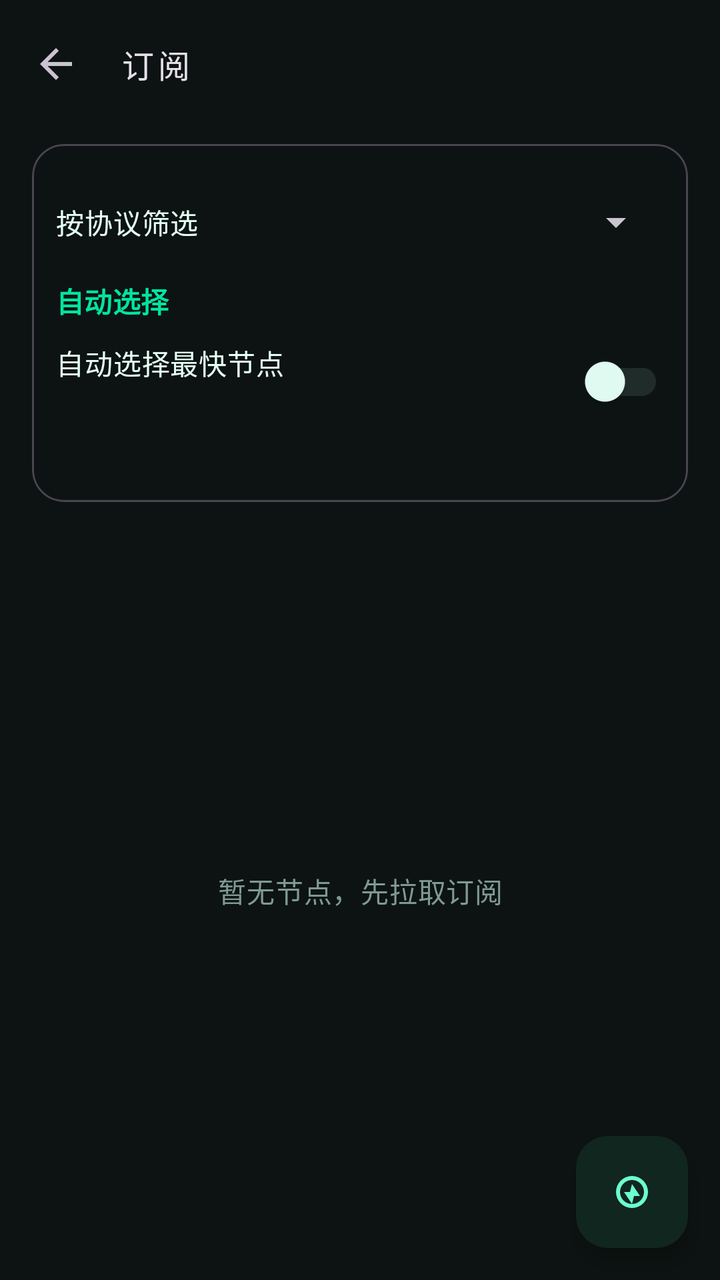
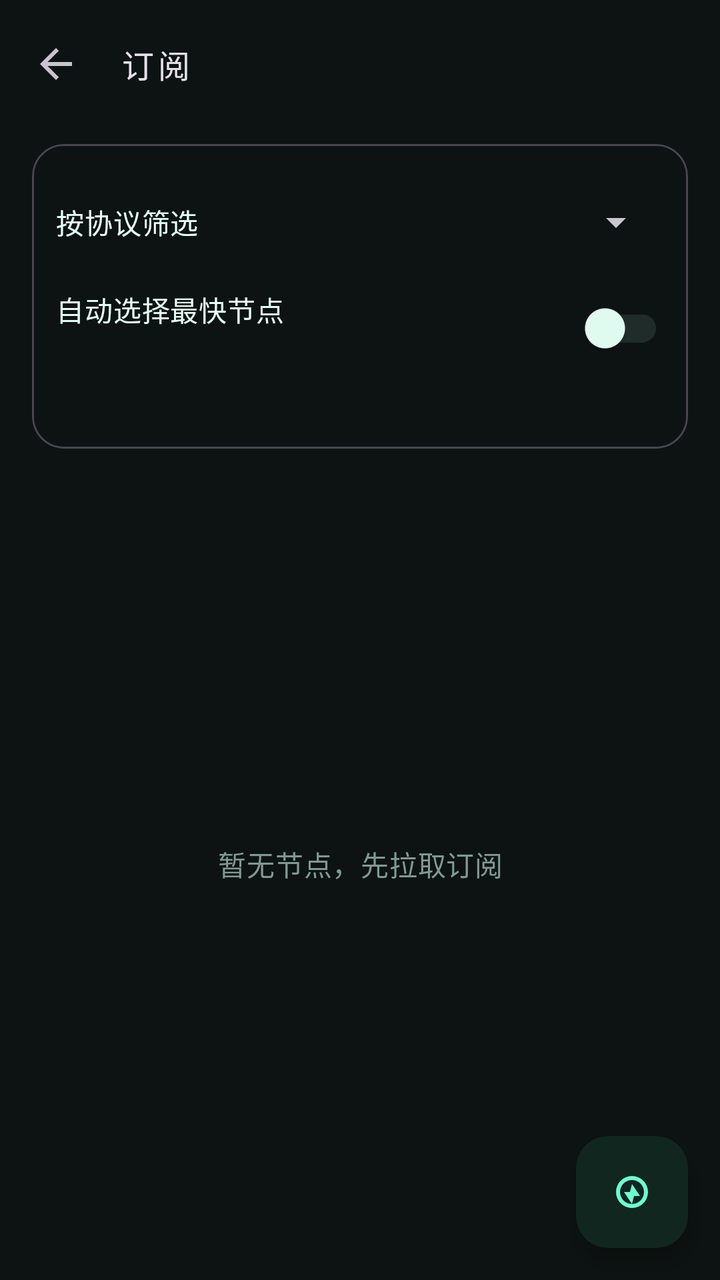

Before-and-after screenshots of an Android layout around one commit, followed by the original layout XML and the change that was made.
<!-- AndroidManifest.xml: application theme Theme.TunVPN -->
<!-- res/layout/activity_subscribe.xml -->
<?xml version="1.0" encoding="utf-8"?>
<LinearLayout xmlns:android="http://schemas.android.com/apk/res/android"
	xmlns:app="http://schemas.android.com/apk/res-auto"
	android:orientation="vertical"
	android:layout_width="match_parent"
	android:layout_height="match_parent"
	android:background="?attr/colorSurface">
	<com.google.android.material.appbar.MaterialToolbar
		android:id="@+id/toolbar"
		android:layout_width="match_parent"
		android:layout_height="?attr/actionBarSize"
		app:navigationIcon="?attr/homeAsUpIndicator"
		app:title="@string/subscribe"
		app:titleTextAppearance="@style/TextAppearance.TunVPN.Toolbar"/>
	<com.google.android.material.card.MaterialCardView
		style="@style/Widget.Material3.CardView.Outlined"
		android:layout_width="match_parent"
		android:layout_height="wrap_content"
		android:layout_marginLeft="16dp"
		android:layout_marginRight="16dp"
		android:layout_marginTop="8dp"
		app:cardCornerRadius="16dp">
		<LinearLayout
			android:orientation="vertical"
			android:layout_width="match_parent"
			android:layout_height="wrap_content"
			android:padding="12dp">
			
			<HorizontalScrollView
				android:layout_width="match_parent"
				android:layout_height="wrap_content"
				android:layout_marginTop="6dp"
				android:fillViewport="true"
				android:scrollbars="none">
				<com.google.android.material.chip.ChipGroup
					android:id="@+id/sub_country_chips"
					android:layout_width="wrap_content"
					android:layout_height="wrap_content"
					app:selectionRequired="true"
					app:singleLine="true"
					app:singleSelection="true"/>
			</HorizontalScrollView>
			<LinearLayout
				android:orientation="horizontal"
				android:layout_width="match_parent"
				android:layout_height="wrap_content"
				android:layout_marginTop="6dp"
				android:gravity="center_vertical">
				<TextView
					android:layout_width="wrap_content"
					android:layout_height="wrap_content"
					android:text="@string/sub_proto_filter_label"
					android:textAppearance="?attr/textAppearanceBodyMedium"
					android:textColor="?attr/colorOnSurface"/>
				<Spinner
					android:id="@+id/sub_proto_filter"
					android:layout_width="0dp"
					android:layout_height="wrap_content"
					android:layout_weight="1"
					android:layout_marginStart="10dp"
					android:minHeight="30dp"
					android:spinnerMode="dropdown"/>
			</LinearLayout>

			
			<TextView
				android:layout_width="match_parent"
				android:layout_height="wrap_content"
				android:layout_marginTop="14dp"
				android:text="@string/sub_section_auto"
				android:textAppearance="?attr/textAppearanceTitleSmall"
				android:textColor="?attr/colorPrimary"
				android:textStyle="bold"/>
			<LinearLayout
				android:orientation="horizontal"
				android:layout_width="match_parent"
				android:layout_height="wrap_content"
				android:layout_marginTop="6dp"
				android:gravity="center_vertical">
				<LinearLayout
					android:orientation="vertical"
					android:layout_width="0dp"
					android:layout_height="wrap_content"
					android:layout_weight="1">
					<TextView
						android:layout_width="match_parent"
						android:layout_height="wrap_content"
						android:text="@string/sub_auto"
						android:textAppearance="?attr/textAppearanceBodyMedium"
						android:textColor="?attr/colorOnSurface"/>
					<TextView
						android:id="@+id/sub_auto_hint"
						android:layout_width="match_parent"
						android:layout_height="wrap_content"
						android:paddingTop="2dp"
						android:textAppearance="?attr/textAppearanceBodySmall"
						android:textColor="?attr/colorPrimary"/>
					</LinearLayout>
				<com.google.android.material.switchmaterial.SwitchMaterial
					android:id="@+id/sub_auto"
					android:layout_width="wrap_content"
					android:layout_height="wrap_content"
					android:layout_marginStart="8dp"/>
			</LinearLayout>

			<TextView
				android:id="@+id/sub_stats"
				android:layout_width="match_parent"
				android:layout_height="wrap_content"
				android:layout_marginTop="8dp"
				android:textAppearance="?attr/textAppearanceBodySmall"
				android:textColor="?attr/colorOnSurfaceVariant"/>
			
			<ProgressBar
				android:id="@+id/sub_progress"
				style="?android:attr/progressBarStyleHorizontal"
				android:layout_width="match_parent"
				android:layout_height="6dp"
				android:layout_marginTop="6dp"
				android:max="100"
				android:progress="0"
				android:visibility="gone"/>
		</LinearLayout>
	</com.google.android.material.card.MaterialCardView>
	
	<FrameLayout
		android:layout_width="match_parent"
		android:layout_height="0dp"
		android:layout_weight="1">
		<ListView
			android:id="@+id/sub_list"
			android:layout_width="match_parent"
			android:layout_height="match_parent"
			android:clipToPadding="false"
			android:divider="@android:color/transparent"
			android:dividerHeight="10dp"
			android:paddingLeft="16dp"
			android:paddingRight="16dp"
			android:paddingTop="4dp"
			android:paddingBottom="88dp"
			android:scrollbarStyle="outsideOverlay"/>
		<TextView
			android:id="@+id/sub_empty"
			android:layout_width="match_parent"
			android:layout_height="wrap_content"
			android:layout_gravity="center"
			android:gravity="center"
			android:padding="24dp"
			android:text="@string/sub_empty"
			android:textAppearance="?attr/textAppearanceBodyMedium"
			android:textColor="?attr/colorOnSurfaceVariant"/>
		<com.google.android.material.floatingactionbutton.FloatingActionButton
			android:id="@+id/sub_test_all"
			android:layout_width="wrap_content"
			android:layout_height="wrap_content"
			android:layout_gravity="bottom|end"
			android:layout_margin="16dp"
			android:contentDescription="@string/sub_test_all"
			android:src="@drawable/ic_speed"/>
	</FrameLayout>
</LinearLayout>
<!-- resources referenced by this layout -->
<resources>
  <!-- drawable ic_speed (drawable) -->
  <vector xmlns:android="http://schemas.android.com/apk/res/android"
  	android:width="24dp"
  	android:height="24dp"
  	android:viewportWidth="24"
  	android:viewportHeight="24">
  	<path
  		android:fillColor="#000000"
  		android:pathData="M12,4a8,8 0 1,0 0,16 8,8 0 0,0 0,-16zM12,6a6,6 0 1,1 0,12 6,6 0 0,1 0,-12zM12,8l4,6h-3l-1,4 -4,-6h3l1,-4z"/>
  </vector>
  <string name="sub_auto">自动选择最快节点</string>
  <string name="sub_empty">暂无节点，先拉取订阅</string>
  <string name="sub_proto_filter_label">按协议筛选</string>
  <string name="sub_section_auto">自动选择</string>
  <string name="sub_test_all">测速全部</string>
  <string name="subscribe">订阅</string>
  <style name="TextAppearance.TunVPN.Toolbar" parent="TextAppearance.Material3.TitleMedium">
  		<item name="fontFamily">monospace</item>
  		<item name="android:fontFamily">monospace</item>
  		<item name="android:letterSpacing">0.12</item>
  	</style>
  <style name="Theme.TunVPN" parent="Theme.Material3.Dark.NoActionBar">
  		<item name="colorPrimary">#00E5A0</item>
  		<item name="colorOnPrimary">#060A09</item>
  		<item name="colorPrimaryContainer">#10261F</item>
  		<item name="colorOnPrimaryContainer">#6CFFD0</item>
  		<item name="colorSecondary">#00E5A0</item>
  		<item name="colorOnSecondary">#060A09</item>
  		<item name="colorSecondaryContainer">#0B2E26</item>
  		<item name="colorOnSecondaryContainer">#6CFFD0</item>
  		<item name="colorError">#FF5C7A</item>
  		<item name="colorOnError">#060A09</item>
  		<item name="colorErrorContainer">#3A1220</item>
  		<item name="colorOnErrorContainer">#FFC2CE</item>
  		<item name="android:colorBackground">#060A09</item>
  		<item name="colorSurface">#0D1312</item>
  		<item name="colorOnSurface">#E4FFF5</item>
  		<item name="colorSurfaceVariant">#131B1A</item>
  		<item name="colorOnSurfaceVariant">#7F9A93</item>
  		<item name="colorSurfaceContainer">#18221F</item>
  		<item name="colorOutline">#1F2C29</item>
  		<item name="android:statusBarColor">@android:color/transparent</item>
  		<item name="android:navigationBarColor">@android:color/transparent</item>
  		<item name="android:windowLightStatusBar">false</item>
  		<item name="android:windowBackground">#060A09</item>
  	</style>
</resources>

<!-- the commit's change to res/layout/activity_subscribe.xml (unified diff, before → after) -->
@@ -63,19 +63,11 @@
 			</LinearLayout>
 
 			
-			<TextView
-				android:layout_width="match_parent"
-				android:layout_height="wrap_content"
-				android:layout_marginTop="14dp"
-				android:text="@string/sub_section_auto"
-				android:textAppearance="?attr/textAppearanceTitleSmall"
-				android:textColor="?attr/colorPrimary"
-				android:textStyle="bold"/>
 			<LinearLayout
 				android:orientation="horizontal"
 				android:layout_width="match_parent"
 				android:layout_height="wrap_content"
-				android:layout_marginTop="6dp"
+				android:layout_marginTop="14dp"
 				android:gravity="center_vertical">
 				<LinearLayout
 					android:orientation="vertical"
<!-- resource entries referenced after the edit -->
@@ -13,7 +13,6 @@
   <string name="sub_auto">自动选择最快节点</string>
   <string name="sub_empty">暂无节点，先拉取订阅</string>
   <string name="sub_proto_filter_label">按协议筛选</string>
-  <string name="sub_section_auto">自动选择</string>
   <string name="sub_test_all">测速全部</string>
   <string name="subscribe">订阅</string>
   <style name="TextAppearance.TunVPN.Toolbar" parent="TextAppearance.Material3.TitleMedium">
